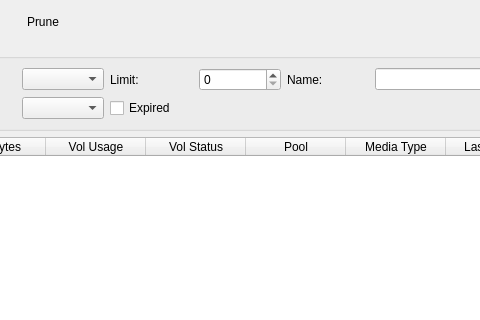
Qt form bacula/src/qt-console/medialist/mediaview.ui (rkorzeniewski/bacula) before a commit; both pictures show x 266 to 746 and y 0 to 320 of the 949 by 638 pixel window.
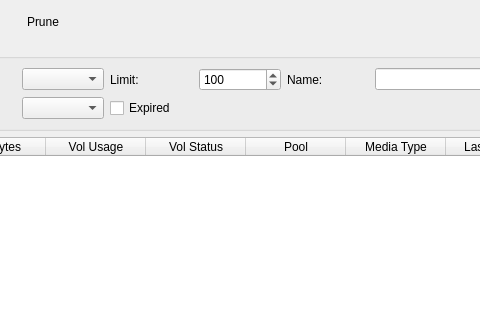
The same form after that commit. Icons and pictures are not drawn.

Commit message: Add MediaView form that displays the Media list in a QTableWidget. It permits to search and sort media. Rename current "Media" tab to "Pool" as it displays Pools

Patch:
```diff
--- a/bacula/src/qt-console/medialist/mediaview.ui
+++ b/bacula/src/qt-console/medialist/mediaview.ui
@@ -116,7 +116,17 @@
        </widget>
       </item>
       <item row="0" column="5" >
-       <widget class="QSpinBox" name="m_sbLimit" />
+       <widget class="QSpinBox" name="m_sbLimit" >
+        <property name="minimum" >
+         <number>1</number>
+        </property>
+        <property name="maximum" >
+         <number>1000</number>
+        </property>
+        <property name="value" >
+         <number>100</number>
+        </property>
+       </widget>
       </item>
       <item row="0" column="6" >
        <widget class="QLabel" name="label_3" >
```
Left out of the diff: 11 changed lines with no effect on the pictures. The commit also changes 4 other files.
